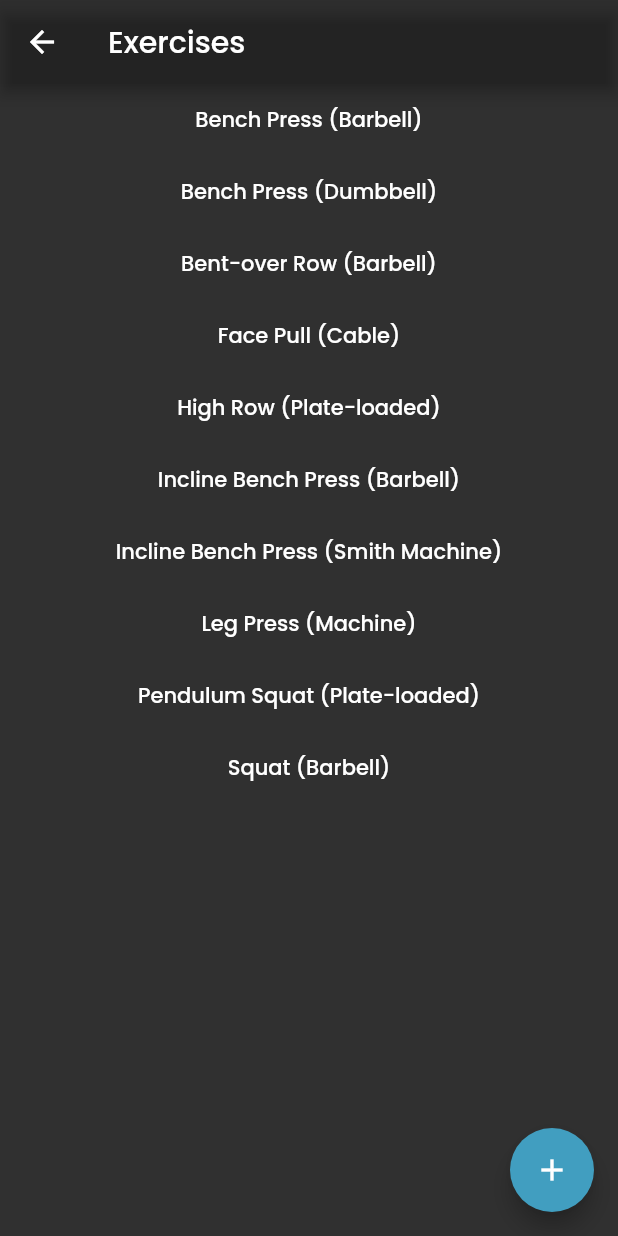
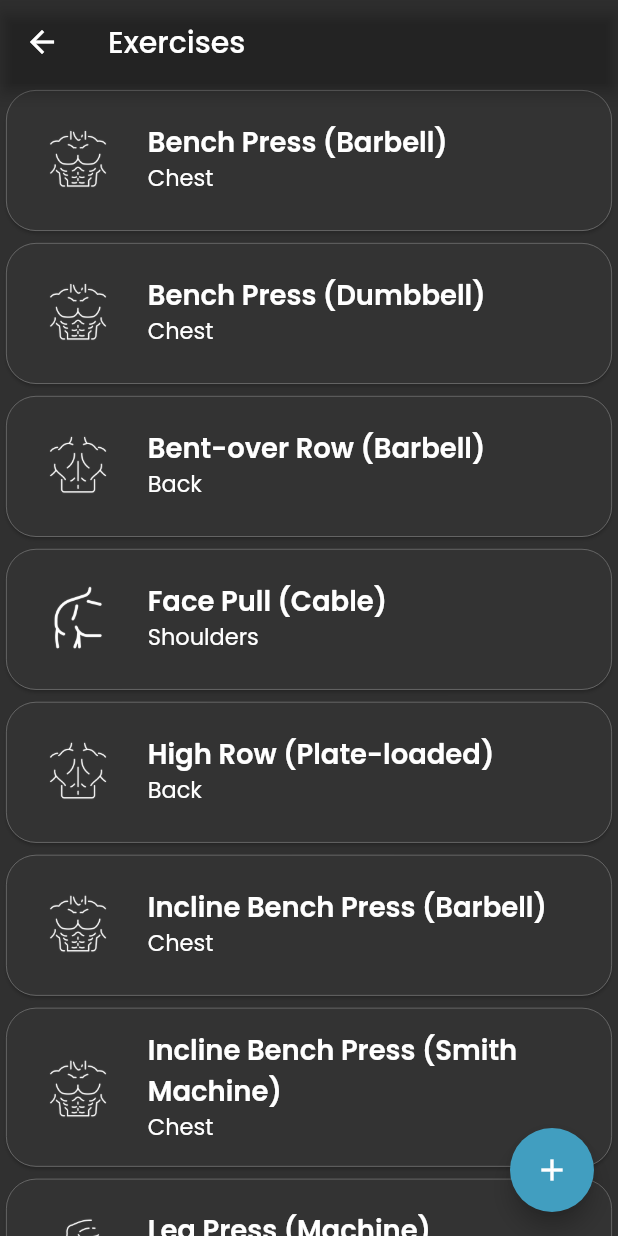
Before and after one commit to adzzzfarr/workout, a Flutter app: the ExerciseListPage screen opened directly with sample values from the repository, on a phone screen of 412 x 824 dp. Run offline on Flutter 3.47's test engine with Material 2 defaults, Android fonts, the light colour scheme and no system bars; our stand-ins replace curved_navigation_bar, fl_chart, flutter_heatmap_calendar, google_fonts, hive, hive_flutter; missing offline and left inert: bottom_drawer; accounts and stored records are empty.

Commit message:
Improved ExerciseListPage UI

```diff
--- a/lib/pages/exercise_list_page.dart
+++ b/lib/pages/exercise_list_page.dart
@@ -5,6 +5,7 @@ import 'package:workout/data/template_workout_data.dart';
 import 'package:workout/models/exercise.dart';
 import 'package:workout/models/template_workout.dart';
 import 'package:workout/pages/exercise_page.dart';
+import 'package:workout/widgets/exercise_list_page_tile.dart';
 import '../data/performed_workout_data.dart';
 
 class ExerciseListPage extends StatefulWidget {
@@ -53,10 +54,20 @@ class _ExerciseListPageState extends State<ExerciseListPage> {
             ? Builder(
                 builder: (context) => ListView.builder(
                     itemCount: exerciseNameList.length,
-                  itemBuilder: (context, index) => Dismissible(
-                    key: Key(value.exerciseList[index].name),
+                    itemBuilder: (context, index) => ExerciseListPageTile(
+                          exercise: value.exerciseList[index],
+                          tileKey: Key(value.exerciseList[index].name),
+                          onTilePressed: () => widget
+                                  .isAddingExerciseToTemplateWorkout
+                              ? showInputSetsDialog(
+                                  context,
+                                  widget.addToThisTemplateWorkout!,
+                                  value.exerciseList.firstWhere((element) =>
+                                      element.name == exerciseNameList[index]))
+                              : goToExercisePage(exerciseNameList[index]),
                           onDismissed: (direction) {
-                      Exercise deletedExercise = value.exerciseList[index];
+                            Exercise deletedExercise =
+                                value.exerciseList[index];
                             int deletedExerciseIndex = index;
 
                             deleteExercise(deletedExercise.name);
@@ -66,7 +77,8 @@ class _ExerciseListPageState extends State<ExerciseListPage> {
 
                             ScaffoldMessenger.of(context).showSnackBar(
                               SnackBar(
-                          content: Text('${deletedExercise.name} deleted'),
+                                content:
+                                    Text('${deletedExercise.name} deleted'),
                                 action: SnackBarAction(
                                   label: 'Undo',
                                   onPressed: () {
@@ -80,18 +92,7 @@ class _ExerciseListPageState extends State<ExerciseListPage> {
                               ),
                             );
                           },
-                    child: MaterialButton(
-                      onPressed: () => widget.isAddingExerciseToTemplateWorkout
-                          ? showInputSetsDialog(
-                              context,
-                              widget.addToThisTemplateWorkout!,
-                              value.exerciseList.firstWhere((element) =>
-                                  element.name == exerciseNameList[index]))
-                          : goToExercisePage(exerciseNameList[index]),
-                      child: Text(exerciseNameList[index]),
-                    ),
-                  ),
-                ),
+                        )),
               )
             : const Text('No exercises found.'),
       ),
@@ -107,6 +108,7 @@ class _ExerciseListPageState extends State<ExerciseListPage> {
   }
 
   void goToExercisePage(String exerciseName) {
+    print('Pressing tile');
     Navigator.push(
         context,
         MaterialPageRoute(
--- a/lib/pages/navigation_bar_page.dart
+++ b/lib/pages/navigation_bar_page.dart
@@ -34,9 +34,9 @@ class _NavigationBarPageState extends State<NavigationBarPage> {
   int selectedIndex = 1;
 
   final screens = const [
+    ExerciseListPage(isAddingExerciseToTemplateWorkout: false),
+    DashboardPage(),
     WorkoutHistoryPage(),
-    DashboardPage(),
-    ExerciseListPage(isAddingExerciseToTemplateWorkout: false),
   ];
 
   @override
@@ -53,9 +53,9 @@ class _NavigationBarPageState extends State<NavigationBarPage> {
         key: navigationKey,
         index: selectedIndex,
         items: const [
+          Icon(Icons.fitness_center_rounded),
+          Icon(Icons.dashboard_rounded),
           Icon(Icons.history_rounded),
-          Icon(Icons.dashboard_rounded),
-          Icon(Icons.fitness_center_rounded),
         ],
         height: 50,
         onTap: (index) => setState(() {
--- /dev/null
+++ b/lib/widgets/exercise_list_page_tile.dart
@@ -0,0 +1,95 @@
+import 'package:flutter/material.dart';
+import 'package:workout/models/exercise.dart';
+
+class ExerciseListPageTile extends StatelessWidget {
+  final Exercise exercise;
+  final Key tileKey;
+  final void Function() onTilePressed;
+  final void Function(DismissDirection direction) onDismissed;
+
+  const ExerciseListPageTile({
+    required this.exercise,
+    required this.tileKey,
+    required this.onTilePressed,
+    required this.onDismissed,
+    super.key,
+  });
+
+  @override
+  Widget build(BuildContext context) {
+    final theme = Theme.of(context);
+    final colorScheme = theme.colorScheme;
+
+    final screenHeight = MediaQuery.of(context).size.height;
+    final screenWidth = MediaQuery.of(context).size.width;
+
+    return GestureDetector(
+      onTap: () => onTilePressed(),
+      child: Dismissible(
+        key: tileKey,
+        onDismissed: (direction) => onDismissed(direction),
+        child: Card(
+          color: HSLColor.fromColor(colorScheme.background)
+              .withLightness(0.2)
+              .toColor(),
+          shape: RoundedRectangleBorder(
+            borderRadius: BorderRadius.circular(20),
+            side: BorderSide(
+              color: Colors.grey[600]!,
+              width: 0.5,
+            ),
+          ),
+          child: ListTile(
+            contentPadding: EdgeInsets.only(
+              top: screenHeight / 75,
+              bottom: screenHeight / 75,
+              left: screenWidth / 20,
+              right: screenWidth / 30,
+            ),
+            leading: Padding(
+              padding: const EdgeInsets.only(top: 5, right: 3),
+              child: ImageIcon(
+                AssetImage(getIconPath(exercise.bodyPart)),
+                size: screenHeight / 15,
+              ),
+            ),
+            title: Text(
+              exercise.name,
+              style: TextStyle(
+                color: Colors.white,
+                fontSize: screenHeight / 45,
+                fontWeight: FontWeight.w600,
+              ),
+            ),
+            subtitle: Text(
+              exercise.getFormattedBodyPart(exercise.bodyPart),
+              style: TextStyle(
+                color: Colors.white,
+                fontSize: screenHeight / 55,
+              ),
+            ),
+          ),
+        ),
+      ),
+    );
+  }
+
+  String getIconPath(BodyPart bodyPart) {
+    switch (bodyPart) {
+      case BodyPart.arms:
+        return 'lib/assets/icons/arms.png';
+      case BodyPart.shoulders:
+        return 'lib/assets/icons/shoulders.png';
+      case BodyPart.chest:
+        return 'lib/assets/icons/chest.png';
+      case BodyPart.back:
+        return 'lib/assets/icons/back.png';
+      case BodyPart.legs:
+        return 'lib/assets/icons/legs.png';
+      case BodyPart.core:
+        return 'lib/assets/icons/core.png';
+      case BodyPart.fullBody:
+        return 'lib/assets/icons/full_body.png';
+    }
+  }
+}
--- a/lib/widgets/template_workout_card.dart
+++ b/lib/widgets/template_workout_card.dart
@@ -63,8 +63,10 @@ class TemplateWorkoutCard extends StatelessWidget {
                 noOfExercises > 1 || noOfExercises == 0
                     ? '${noOfExercises.toString()} Exercises'
                     : '${noOfExercises.toString()} Exercise',
-                style:
-                    TextStyle(color: Colors.white, fontSize: screenHeight / 55),
+                style: TextStyle(
+                  color: Colors.white,
+                  fontSize: screenHeight / 55,
+                ),
               ),
               trailing: const Icon(Icons.arrow_forward_ios),
             ),
--- a/pubspec.yaml
+++ b/pubspec.yaml
@@ -69,7 +69,8 @@ flutter:
   uses-material-design: true
 
   # To add assets to your application, add an assets section, like this:
-  # assets:
+  assets:
+    - lib/assets/icons/
   #   - images/a_dot_burr.jpeg
   #   - images/a_dot_ham.jpeg
 
```
Also changed, not shown: lib/assets/icons/arms.png (added), lib/assets/icons/back.png (added), lib/assets/icons/chest.png (added), lib/assets/icons/core.png (added), lib/assets/icons/full_body.png (added), lib/assets/icons/legs.png (added), lib/assets/icons/shoulders.png (added), lib/themes/light_theme.dart (deleted). Lines whose indentation alone changed are shown as unchanged.
